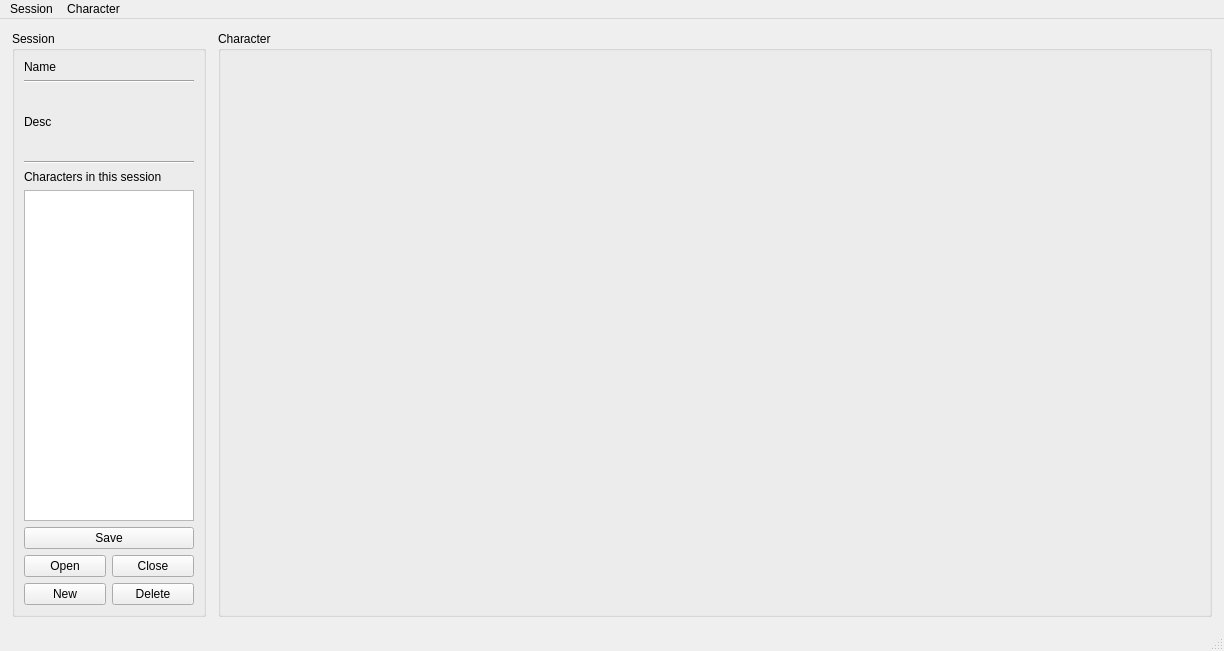
Qt form mainwindow.ui (Maciexpol/DeadLandsNPCGenerator) before a commit.
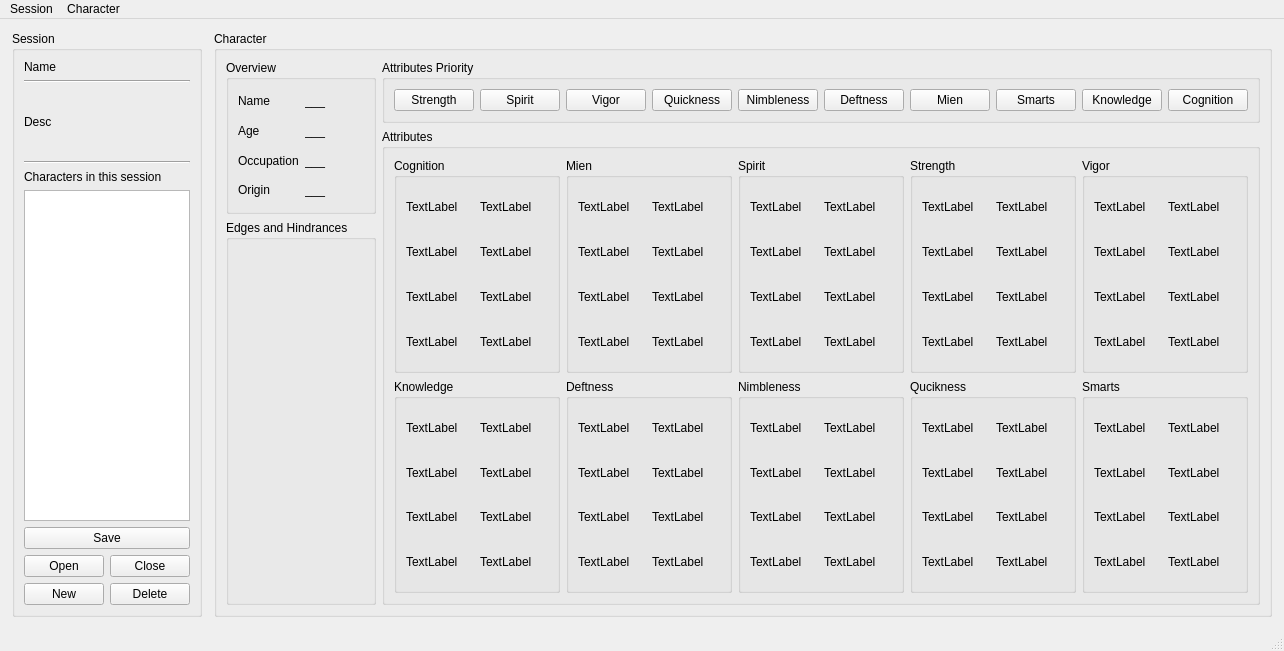
The same form after that commit.

Commit message: Init Character UI

What changed in the file:
```diff
--- a/mainwindow.ui
+++ b/mainwindow.ui
@@ -175,6 +175,920 @@
         <property name="title">
          <string>Character</string>
         </property>
+        <layout class="QHBoxLayout" name="horizontalLayout_16" stretch="2,7">
+         <item>
+          <layout class="QVBoxLayout" name="backgroundLayout" stretch="2,5">
+           <item>
+            <widget class="QGroupBox" name="OverviewBox">
+             <property name="title">
+              <string>Overview</string>
+             </property>
+             <layout class="QHBoxLayout" name="horizontalLayout_5">
+              <item>
+               <layout class="QVBoxLayout" name="overviewLabels">
+                <item>
+                 <widget class="QLabel" name="Name">
+                  <property name="text">
+                   <string>Name</string>
+                  </property>
+                 </widget>
+                </item>
+                <item>
+                 <widget class="QLabel" name="Age">
+                  <property name="text">
+                   <string>Age</string>
+                  </property>
+                 </widget>
+                </item>
+                <item>
+                 <widget class="QLabel" name="Occupation">
+                  <property name="text">
+                   <string>Occupation</string>
+                  </property>
+                 </widget>
+                </item>
+                <item>
+                 <widget class="QLabel" name="Origin">
+                  <property name="text">
+                   <string>Origin</string>
+                  </property>
+                 </widget>
+                </item>
+               </layout>
+              </item>
+              <item>
+               <layout class="QVBoxLayout" name="overviewInput">
+                <item>
+                 <widget class="QLabel" name="NameInput">
+                  <property name="text">
+                   <string>___</string>
+                  </property>
+                 </widget>
+                </item>
+                <item>
+                 <widget class="QLabel" name="AgeInput">
+                  <property name="text">
+                   <string>___</string>
+                  </property>
+                 </widget>
+                </item>
+                <item>
+                 <widget class="QLabel" name="OccuppationInput">
+                  <property name="text">
+                   <string>___</string>
+                  </property>
+                 </widget>
+                </item>
+                <item>
+                 <widget class="QLabel" name="OriginInput">
+                  <property name="text">
+                   <string>___</string>
+                  </property>
+                 </widget>
+                </item>
+               </layout>
+              </item>
+             </layout>
+            </widget>
+           </item>
+           <item>
+            <widget class="QGroupBox" name="TraitsBox">
+             <property name="title">
+              <string>Edges and Hindrances</string>
+             </property>
+            </widget>
+           </item>
+          </layout>
+         </item>
+         <item>
+          <layout class="QVBoxLayout" name="attribuiteLayout" stretch="1,8">
+           <item>
+            <widget class="QGroupBox" name="AttributesTilesBox">
+             <property name="title">
+              <string>Attributes Priority</string>
+             </property>
+             <layout class="QHBoxLayout" name="horizontalLayout_2">
+              <item>
+               <widget class="QPushButton" name="Strength">
+                <property name="text">
+                 <string>Strength</string>
+                </property>
+                <property name="iconSize">
+                 <size>
+                  <width>16</width>
+                  <height>16</height>
+                 </size>
+                </property>
+               </widget>
+              </item>
+              <item>
+               <widget class="QPushButton" name="Spirit">
+                <property name="text">
+                 <string>Spirit</string>
+                </property>
+               </widget>
+              </item>
+              <item>
+               <widget class="QPushButton" name="Vigor">
+                <property name="text">
+                 <string>Vigor</string>
+                </property>
+               </widget>
+              </item>
+              <item>
+               <widget class="QPushButton" name="Quickness">
+                <property name="text">
+                 <string>Quickness</string>
+                </property>
+               </widget>
+              </item>
+              <item>
+               <widget class="QPushButton" name="Nimbleness">
+                <property name="text">
+                 <string>Nimbleness</string>
+                </property>
+               </widget>
+              </item>
+              <item>
+               <widget class="QPushButton" name="Deftness">
+                <property name="text">
+                 <string>Deftness</string>
+                </property>
+               </widget>
+              </item>
+              <item>
+               <widget class="QPushButton" name="Mien">
+                <property name="text">
+                 <string>Mien</string>
+                </property>
+               </widget>
+              </item>
+              <item>
+               <widget class="QPushButton" name="Smarts">
+                <property name="text">
+                 <string>Smarts</string>
+                </property>
+               </widget>
+              </item>
+              <item>
+               <widget class="QPushButton" name="Knowledge">
+                <property name="text">
+                 <string>Knowledge</string>
+                </property>
+               </widget>
+              </item>
+              <item>
+               <widget class="QPushButton" name="Cognition">
+                <property name="text">
+                 <string>Cognition</string>
+                </property>
+               </widget>
+              </item>
+             </layout>
+            </widget>
+           </item>
+           <item>
+            <widget class="QGroupBox" name="AttributesBox">
+             <property name="title">
+              <string>Attributes</string>
+             </property>
+             <layout class="QGridLayout" name="gridLayout_3">
+              <item row="3" column="2">
+               <widget class="QGroupBox" name="NimblenessBox">
+                <property name="title">
+                 <string>Nimbleness</string>
+                </property>
+                <layout class="QHBoxLayout" name="horizontalLayout_7">
+                 <item>
+                  <layout class="QVBoxLayout" name="nimblenessNames">
+                   <item>
+                    <widget class="QLabel" name="label_9">
+                     <property name="text">
+                      <string>TextLabel</string>
+                     </property>
+                    </widget>
+                   </item>
+                   <item>
+                    <widget class="QLabel" name="label_10">
+                     <property name="text">
+                      <string>TextLabel</string>
+                     </property>
+                    </widget>
+                   </item>
+                   <item>
+                    <widget class="QLabel" name="label_11">
+                     <property name="text">
+                      <string>TextLabel</string>
+                     </property>
+                    </widget>
+                   </item>
+                   <item>
+                    <widget class="QLabel" name="label_12">
+                     <property name="text">
+                      <string>TextLabel</string>
+                     </property>
+                    </widget>
+                   </item>
+                  </layout>
+                 </item>
+                 <item>
+                  <layout class="QVBoxLayout" name="nimblenessLVL">
+                   <item>
+                    <widget class="QLabel" name="label_13">
+                     <property name="text">
+                      <string>TextLabel</string>
+                     </property>
+                    </widget>
+                   </item>
+                   <item>
+                    <widget class="QLabel" name="label_14">
+                     <property name="text">
+                      <string>TextLabel</string>
+                     </property>
+                    </widget>
+                   </item>
+                   <item>
+                    <widget class="QLabel" name="label_15">
+                     <property name="text">
+                      <string>TextLabel</string>
+                     </property>
+                    </widget>
+                   </item>
+                   <item>
+                    <widget class="QLabel" name="label_16">
+                     <property name="text">
+                      <string>TextLabel</string>
+                     </property>
+                    </widget>
+                   </item>
+                  </layout>
+                 </item>
+                </layout>
+               </widget>
+              </item>
+              <item row="2" column="0">
+               <widget class="QGroupBox" name="CognitionBox">
+                <property name="title">
+                 <string>Cognition</string>
+                </property>
+                <layout class="QHBoxLayout" name="horizontalLayout_10">
+                 <item>
+                  <layout class="QVBoxLayout" name="CognitionNames">
+                   <item>
+                    <widget class="QLabel" name="label_33">
+                     <property name="text">
+                      <string>TextLabel</string>
+                     </property>
+                    </widget>
+                   </item>
+                   <item>
+                    <widget class="QLabel" name="label_34">
+                     <property name="text">
+                      <string>TextLabel</string>
+                     </property>
+                    </widget>
+                   </item>
+                   <item>
+                    <widget class="QLabel" name="label_35">
+                     <property name="text">
+                      <string>TextLabel</string>
+                     </property>
+                    </widget>
+                   </item>
+                   <item>
+                    <widget class="QLabel" name="label_36">
+                     <property name="text">
+                      <string>TextLabel</string>
+                     </property>
+                    </widget>
+                   </item>
+                  </layout>
+                 </item>
+                 <item>
+                  <layout class="QVBoxLayout" name="CognitionLVL">
+                   <item>
+                    <widget class="QLabel" name="label_37">
+                     <property name="text">
+                      <string>TextLabel</string>
+                     </property>
+                    </widget>
+                   </item>
+                   <item>
+                    <widget class="QLabel" name="label_38">
+                     <property name="text">
+                      <string>TextLabel</string>
+                     </property>
+                    </widget>
+                   </item>
+                   <item>
+                    <widget class="QLabel" name="label_39">
+                     <property name="text">
+                      <string>TextLabel</string>
+                     </property>
+                    </widget>
+                   </item>
+                   <item>
+                    <widget class="QLabel" name="label_40">
+                     <property name="text">
+                      <string>TextLabel</string>
+                     </property>
+                    </widget>
+                   </item>
+                  </layout>
+                 </item>
+                </layout>
+               </widget>
+              </item>
+              <item row="2" column="2">
+               <widget class="QGroupBox" name="SpiritBox">
+                <property name="title">
+                 <string>Spirit</string>
+                </property>
+                <layout class="QHBoxLayout" name="horizontalLayout_14">
+                 <item>
+                  <layout class="QVBoxLayout" name="spiritNames">
+                   <item>
+                    <widget class="QLabel" name="label_65">
+                     <property name="text">
+                      <string>TextLabel</string>
+                     </property>
+                    </widget>
+                   </item>
+                   <item>
+                    <widget class="QLabel" name="label_66">
+                     <property name="text">
+                      <string>TextLabel</string>
+                     </property>
+                    </widget>
+                   </item>
+                   <item>
+                    <widget class="QLabel" name="label_67">
+                     <property name="text">
+                      <string>TextLabel</string>
+                     </property>
+                    </widget>
+                   </item>
+                   <item>
+                    <widget class="QLabel" name="label_68">
+                     <property name="text">
+                      <string>TextLabel</string>
+                     </property>
+                    </widget>
+                   </item>
+                  </layout>
+                 </item>
+                 <item>
+                  <layout class="QVBoxLayout" name="spiritLVL">
+                   <item>
+                    <widget class="QLabel" name="label_69">
+                     <property name="text">
+                      <string>TextLabel</string>
+                     </property>
+                    </widget>
+                   </item>
+                   <item>
+                    <widget class="QLabel" name="label_70">
+                     <property name="text">
+                      <string>TextLabel</string>
+                     </property>
+                    </widget>
+                   </item>
+                   <item>
+                    <widget class="QLabel" name="label_71">
+                     <property name="text">
+                      <string>TextLabel</string>
+                     </property>
+                    </widget>
+                   </item>
+                   <item>
+                    <widget class="QLabel" name="label_72">
+                     <property name="text">
+                      <string>TextLabel</string>
+                     </property>
+                    </widget>
+                   </item>
+                  </layout>
+                 </item>
+                </layout>
+               </widget>
+              </item>
+              <item row="2" column="1">
+               <widget class="QGroupBox" name="MienBox">
+                <property name="title">
+                 <string>Mien</string>
+                </property>
+                <layout class="QHBoxLayout" name="horizontalLayout_12">
+                 <item>
+                  <layout class="QVBoxLayout" name="mienNames">
+                   <item>
+                    <widget class="QLabel" name="label_49">
+                     <property name="text">
+                      <string>TextLabel</string>
+                     </property>
+                    </widget>
+                   </item>
+                   <item>
+                    <widget class="QLabel" name="label_50">
+                     <property name="text">
+                      <string>TextLabel</string>
+                     </property>
+                    </widget>
+                   </item>
+                   <item>
+                    <widget class="QLabel" name="label_51">
+                     <property name="text">
+                      <string>TextLabel</string>
+                     </property>
+                    </widget>
+                   </item>
+                   <item>
+                    <widget class="QLabel" name="label_52">
+                     <property name="text">
+                      <string>TextLabel</string>
+                     </property>
+                    </widget>
+                   </item>
+                  </layout>
+                 </item>
+                 <item>
+                  <layout class="QVBoxLayout" name="mienLVL">
+                   <item>
+                    <widget class="QLabel" name="label_53">
+                     <property name="text">
+                      <string>TextLabel</string>
+                     </property>
+                    </widget>
+                   </item>
+                   <item>
+                    <widget class="QLabel" name="label_54">
+                     <property name="text">
+                      <string>TextLabel</string>
+                     </property>
+                    </widget>
+                   </item>
+                   <item>
+                    <widget class="QLabel" name="label_55">
+                     <property name="text">
+                      <string>TextLabel</string>
+                     </property>
+                    </widget>
+                   </item>
+                   <item>
+                    <widget class="QLabel" name="label_56">
+                     <property name="text">
+                      <string>TextLabel</string>
+                     </property>
+                    </widget>
+                   </item>
+                  </layout>
+                 </item>
+                </layout>
+               </widget>
+              </item>
+              <item row="3" column="0">
+               <widget class="QGroupBox" name="KnowledgeBox">
+                <property name="title">
+                 <string>Knowledge</string>
+                </property>
+                <layout class="QHBoxLayout" name="horizontalLayout_6">
+                 <item>
+                  <layout class="QGridLayout" name="knowledgeNames">
+                   <item row="0" column="0">
+                    <widget class="QLabel" name="label_5">
+                     <property name="text">
+                      <string>TextLabel</string>
+                     </property>
+                    </widget>
+                   </item>
+                   <item row="1" column="0">
+                    <widget class="QLabel" name="label_7">
+                     <property name="text">
+                      <string>TextLabel</string>
+                     </property>
+                    </widget>
+                   </item>
+                   <item row="2" column="0">
+                    <widget class="QLabel" name="label_8">
+                     <property name="text">
+                      <string>TextLabel</string>
+                     </property>
+                    </widget>
+                   </item>
+                   <item row="3" column="0">
+                    <widget class="QLabel" name="label_6">
+                     <property name="text">
+                      <string>TextLabel</string>
+                     </property>
+                    </widget>
+                   </item>
+                  </layout>
+                 </item>
+                 <item>
+                  <layout class="QVBoxLayout" name="knowledgeLVL">
+                   <item>
+                    <widget class="QLabel" name="label">
+                     <property name="text">
+                      <string>TextLabel</string>
+                     </property>
+                    </widget>
+                   </item>
+                   <item>
+                    <widget class="QLabel" name="label_3">
+                     <property name="text">
+                      <string>TextLabel</string>
+                     </property>
+                    </widget>
+                   </item>
+                   <item>
+                    <widget class="QLabel" name="label_4">
+                     <property name="text">
+                      <string>TextLabel</string>
+                     </property>
+                    </widget>
+                   </item>
+                   <item>
+                    <widget class="QLabel" name="label_2">
+                     <property name="text">
+                      <string>TextLabel</string>
+                     </property>
+                    </widget>
+                   </item>
+                  </layout>
+                 </item>
+                </layout>
+               </widget>
+              </item>
+              <item row="3" column="3">
+               <widget class="QGroupBox" name="QuicknessBox">
+                <property name="title">
+                 <string>Qucikness</string>
+                </property>
+                <layout class="QHBoxLayout" name="horizontalLayout_8">
+                 <item>
+                  <layout class="QVBoxLayout" name="quicknessNames">
+                   <item>
+                    <widget class="QLabel" name="label_17">
+                     <property name="text">
+                      <string>TextLabel</string>
+                     </property>
+                    </widget>
+                   </item>
+                   <item>
+                    <widget class="QLabel" name="label_18">
+                     <property name="text">
+                      <string>TextLabel</string>
+                     </property>
+                    </widget>
+                   </item>
+                   <item>
+                    <widget class="QLabel" name="label_19">
+                     <property name="text">
+                      <string>TextLabel</string>
+                     </property>
+                    </widget>
+                   </item>
+                   <item>
+                    <widget class="QLabel" name="label_20">
+                     <property name="text">
+                      <string>TextLabel</string>
+                     </property>
+                    </widget>
+                   </item>
+                  </layout>
+                 </item>
+                 <item>
+                  <layout class="QVBoxLayout" name="quicknessLVL">
+                   <item>
+                    <widget class="QLabel" name="label_21">
+                     <property name="text">
+                      <string>TextLabel</string>
+                     </property>
+                    </widget>
+                   </item>
+                   <item>
+                    <widget class="QLabel" name="label_22">
+                     <property name="text">
+                      <string>TextLabel</string>
+                     </property>
+                    </widget>
+                   </item>
+                   <item>
+                    <widget class="QLabel" name="label_23">
+                     <property name="text">
+                      <string>TextLabel</string>
+                     </property>
+                    </widget>
+                   </item>
+                   <item>
+                    <widget class="QLabel" name="label_24">
+                     <property name="text">
+                      <string>TextLabel</string>
+                     </property>
+                    </widget>
+                   </item>
+                  </layout>
+                 </item>
+                </layout>
+               </widget>
+              </item>
+              <item row="3" column="4">
+               <widget class="QGroupBox" name="SmartsBox">
+                <property name="title">
+                 <string>Smarts</string>
+                </property>
+                <layout class="QHBoxLayout" name="horizontalLayout_9">
+                 <item>
+                  <layout class="QVBoxLayout" name="smartsNames">
+                   <item>
+                    <widget class="QLabel" name="label_25">
+                     <property name="text">
+                      <string>TextLabel</string>
+                     </property>
+                    </widget>
+                   </item>
+                   <item>
+                    <widget class="QLabel" name="label_26">
+                     <property name="text">
+                      <string>TextLabel</string>
+                     </property>
+                    </widget>
+                   </item>
+                   <item>
+                    <widget class="QLabel" name="label_27">
+                     <property name="text">
+                      <string>TextLabel</string>
+                     </property>
+                    </widget>
+                   </item>
+                   <item>
+                    <widget class="QLabel" name="label_28">
+                     <property name="text">
+                      <string>TextLabel</string>
+                     </property>
+                    </widget>
+                   </item>
+                  </layout>
+                 </item>
+                 <item>
+                  <layout class="QVBoxLayout" name="smartsLVL">
+                   <item>
+                    <widget class="QLabel" name="label_29">
+                     <property name="text">
+                      <string>TextLabel</string>
+                     </property>
+                    </widget>
+                   </item>
+                   <item>
+                    <widget class="QLabel" name="label_30">
+                     <property name="text">
+                      <string>TextLabel</string>
+                     </property>
+                    </widget>
+                   </item>
+                   <item>
+                    <widget class="QLabel" name="label_31">
+                     <property name="text">
+                      <string>TextLabel</string>
+                     </property>
+                    </widget>
+                   </item>
+                   <item>
+                    <widget class="QLabel" name="label_32">
+                     <property name="text">
+                      <string>TextLabel</string>
+                     </property>
+                    </widget>
+                   </item>
+                  </layout>
+                 </item>
+                </layout>
+               </widget>
+              </item>
+              <item row="2" column="4">
+               <widget class="QGroupBox" name="VigorBox">
+                <property name="title">
+                 <string>Vigor</string>
+                </property>
+                <layout class="QHBoxLayout" name="horizontalLayout_13">
+                 <item>
+                  <layout class="QVBoxLayout" name="vigorNames">
+                   <item>
+                    <widget class="QLabel" name="label_57">
+                     <property name="text">
+                      <string>TextLabel</string>
+                     </property>
+                    </widget>
+                   </item>
+                   <item>
+                    <widget class="QLabel" name="label_58">
+                     <property name="text">
+                      <string>TextLabel</string>
+                     </property>
+                    </widget>
+                   </item>
+                   <item>
+                    <widget class="QLabel" name="label_59">
+                     <property name="text">
+                      <string>TextLabel</string>
+                     </property>
+                    </widget>
+                   </item>
+                   <item>
+                    <widget class="QLabel" name="label_60">
+                     <property name="text">
+                      <string>TextLabel</string>
+                     </property>
+                    </widget>
+                   </item>
+                  </layout>
+                 </item>
+                 <item>
+                  <layout class="QVBoxLayout" name="vigorLVL">
+                   <item>
+                    <widget class="QLabel" name="label_61">
+                     <property name="text">
+                      <string>TextLabel</string>
+                     </property>
+                    </widget>
+                   </item>
+                   <item>
+                    <widget class="QLabel" name="label_62">
+                     <property name="text">
+                      <string>TextLabel</string>
+                     </property>
+                    </widget>
+                   </item>
+                   <item>
+                    <widget class="QLabel" name="label_63">
+                     <property name="text">
+                      <string>TextLabel</string>
+                     </property>
+                    </widget>
+                   </item>
+                   <item>
+                    <widget class="QLabel" name="label_64">
+                     <property name="text">
+                      <string>TextLabel</string>
+                     </property>
+                    </widget>
+                   </item>
+                  </layout>
+                 </item>
+                </layout>
+               </widget>
+              </item>
+              <item row="3" column="1">
+               <widget class="QGroupBox" name="DeftnessBox">
+                <property name="title">
+                 <string>Deftness</string>
+                </property>
+                <layout class="QHBoxLayout" name="horizontalLayout_11">
+                 <item>
+                  <layout class="QVBoxLayout" name="deftnessNames">
+                   <item>
+                    <widget class="QLabel" name="label_41">
+                     <property name="text">
+                      <string>TextLabel</string>
+                     </property>
+                    </widget>
+                   </item>
+                   <item>
+                    <widget class="QLabel" name="label_42">
+                     <property name="text">
+                      <string>TextLabel</string>
+                     </property>
+                    </widget>
+                   </item>
+                   <item>
+                    <widget class="QLabel" name="label_43">
+                     <property name="text">
+                      <string>TextLabel</string>
+                     </property>
+                    </widget>
+                   </item>
+                   <item>
+                    <widget class="QLabel" name="label_44">
+                     <property name="text">
+                      <string>TextLabel</string>
+                     </property>
+                    </widget>
+                   </item>
+                  </layout>
+                 </item>
+                 <item>
+                  <layout class="QVBoxLayout" name="deftnessLVL">
+                   <item>
+                    <widget class="QLabel" name="label_45">
+                     <property name="text">
+                      <string>TextLabel</string>
+                     </property>
+                    </widget>
+                   </item>
+                   <item>
+                    <widget class="QLabel" name="label_46">
+                     <property name="text">
+                      <string>TextLabel</string>
+                     </property>
+                    </widget>
+                   </item>
+                   <item>
+                    <widget class="QLabel" name="label_47">
+                     <property name="text">
+                      <string>TextLabel</string>
+                     </property>
+                    </widget>
+                   </item>
+                   <item>
+                    <widget class="QLabel" name="label_48">
+                     <property name="text">
+                      <string>TextLabel</string>
+                     </property>
+                    </widget>
+                   </item>
+                  </layout>
+                 </item>
+                </layout>
+               </widget>
+              </item>
+              <item row="2" column="3">
+               <widget class="QGroupBox" name="StrengthBox">
+                <property name="title">
+                 <string>Strength</string>
+                </property>
+                <layout class="QHBoxLayout" name="horizontalLayout_15">
+                 <item>
+                  <layout class="QVBoxLayout" name="strengthNames">
+                   <item>
+                    <widget class="QLabel" name="label_73">
+                     <property name="text">
+                      <string>TextLabel</string>
+                     </property>
+                    </widget>
+                   </item>
+                   <item>
+                    <widget class="QLabel" name="label_74">
+                     <property name="text">
+                      <string>TextLabel</string>
+                     </property>
+                    </widget>
+                   </item>
+                   <item>
+                    <widget class="QLabel" name="label_75">
+                     <property name="text">
+                      <string>TextLabel</string>
+                     </property>
+                    </widget>
+                   </item>
+                   <item>
+                    <widget class="QLabel" name="label_76">
+                     <property name="text">
+                      <string>TextLabel</string>
+                     </property>
+                    </widget>
+                   </item>
+                  </layout>
+                 </item>
+                 <item>
+                  <layout class="QVBoxLayout" name="strengthLVL">
+                   <item>
+                    <widget class="QLabel" name="label_77">
+                     <property name="text">
+                      <string>TextLabel</string>
+                     </property>
+                    </widget>
+                   </item>
+                   <item>
+                    <widget class="QLabel" name="label_78">
+                     <property name="text">
+                      <string>TextLabel</string>
+                     </property>
+                    </widget>
+                   </item>
+                   <item>
+                    <widget class="QLabel" name="label_79">
+                     <property name="text">
+                      <string>TextLabel</string>
+                     </property>
+                    </widget>
+                   </item>
+                   <item>
+                    <widget class="QLabel" name="label_80">
+                     <property name="text">
+                      <string>TextLabel</string>
+                     </property>
+                    </widget>
+                   </item>
+                  </layout>
+                 </item>
+                </layout>
+               </widget>
+              </item>
+             </layout>
+            </widget>
+           </item>
+          </layout>
+         </item>
+        </layout>
        </widget>
       </item>
      </layout>
```
The commit also changes 1 other file.
